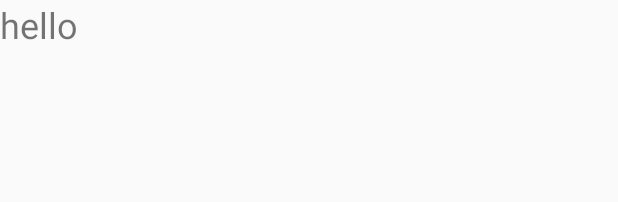
After one commit to carousel59/Animalunteer, an Android app: the layout fragment_inform.xml on its own in the app's theme, with its tools: preview values and no code run, on a phone screen of 412 x 824 dp. The commit adds this screen. Shown: the top 202 px of the screen. Run offline under Robolectric (Android 15) with nearby library versions, the light colour scheme and no system bars.

Commit message:
add information fragment

```diff
--- a/app/src/main/java/org/techtown/animalunteer/MainActivity.java
+++ b/app/src/main/java/org/techtown/animalunteer/MainActivity.java
@@ -12,6 +12,7 @@ import com.google.android.material.bottomnavigation.BottomNavigationView;
 
 public class MainActivity extends AppCompatActivity {
     MapFragment mapFragment;
+    InformFragment informFragment;
 
     @Override
     protected void onCreate(Bundle savedInstanceState) {
@@ -19,6 +20,7 @@ public class MainActivity extends AppCompatActivity {
         setContentView(R.layout.activity_main);
 
         mapFragment = new MapFragment();
+        informFragment = new InformFragment();
 
         getSupportFragmentManager().beginTransaction().replace(R.id.container, mapFragment).commit();
 
@@ -30,6 +32,9 @@ public class MainActivity extends AppCompatActivity {
                     case R.id.map:
                         getSupportFragmentManager().beginTransaction().replace(R.id.container, mapFragment).commit();
                         return true;
+                    case R.id.information:
+                        getSupportFragmentManager().beginTransaction().replace(R.id.container, informFragment).commit();
+                        return true;
                 }
                 return false;
             }
--- /dev/null
+++ b/app/src/main/res/layout/fragment_inform.xml
@@ -0,0 +1,14 @@
+<?xml version="1.0" encoding="utf-8"?>
+<FrameLayout xmlns:android="http://schemas.android.com/apk/res/android"
+    xmlns:tools="http://schemas.android.com/tools"
+    android:layout_width="match_parent"
+    android:layout_height="match_parent"
+    tools:context=".InformFragment">
+
+    <TextView
+        android:layout_width="match_parent"
+        android:layout_height="match_parent"
+        android:text="hello"
+        android:textSize="24sp"/>
+
+</FrameLayout>
```
Also changed, not shown: app/src/main/java/org/techtown/animalunteer/InformFragment.java (added, +19 -0 lines), app/src/main/res/menu/menu_bottom.xml (+6 -6 lines).
